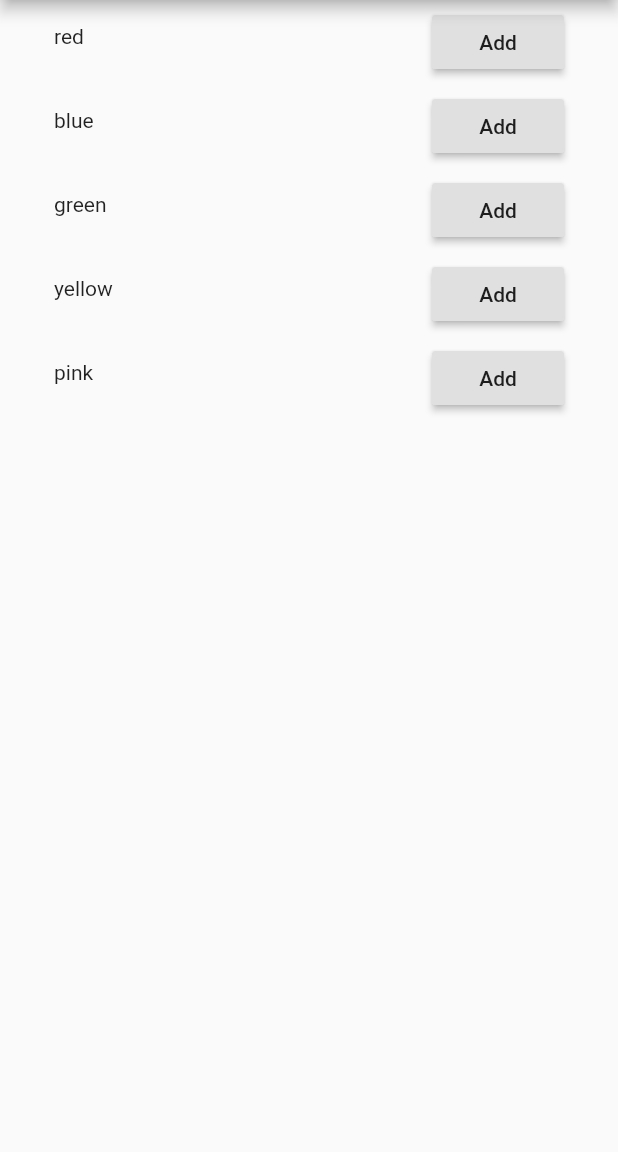
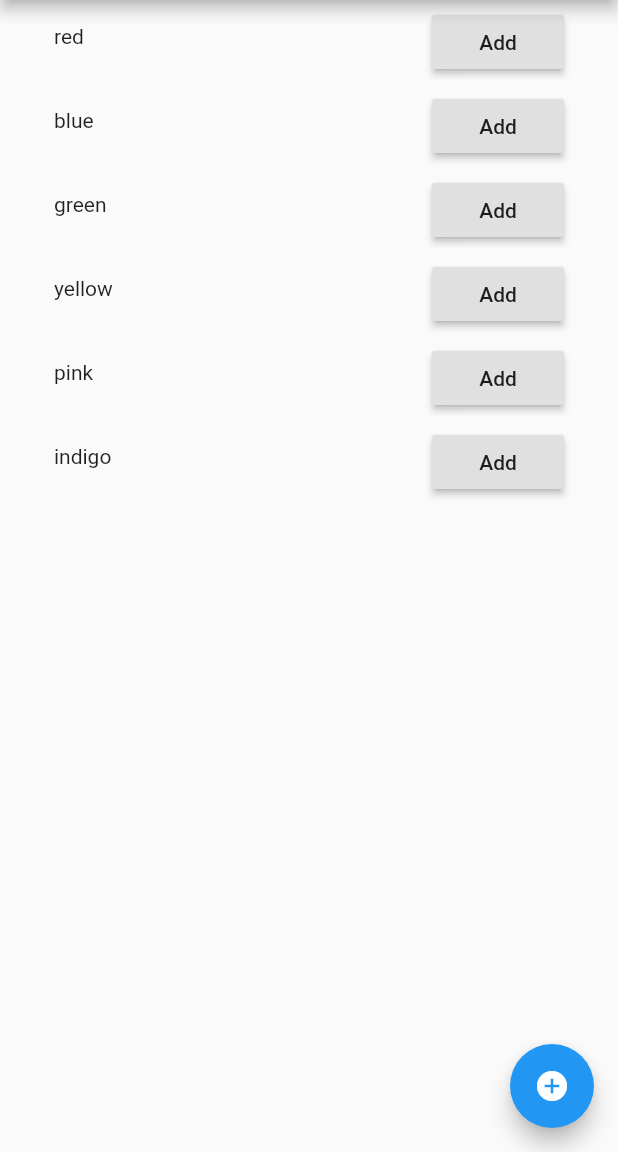
Before and after one commit to sayanmondal31/shoppinng-app, a Flutter app: the screen it shows after launch, after a tap on "Add", on a phone screen of 412 x 824 dp, the part 84-1236 px from its top. Run offline on Flutter 3.47's test engine with Material 2 defaults, Android fonts, the phone set to English and light mode, and no system bars.

Commit message:
category list updation added

```diff
--- a/lib/cartView.dart
+++ b/lib/cartView.dart
@@ -14,7 +14,7 @@ class CartView extends StatelessWidget {
             final catelog = mycart.items[index];
             return CartTile(
               button: () {
-                Provider.of<MyCart>(context,listen: false).add(catelog.text);
+                Provider.of<MyCart>(context,listen: false).addtocart(catelog.text);
               },
               text: catelog.text,
             );
--- a/lib/model/mycart.dart
+++ b/lib/model/mycart.dart
@@ -12,6 +12,7 @@ class MyCart extends ChangeNotifier{
     Item(text: 'green' ),
     Item(text: 'yellow' ),
     Item(text: 'pink'),
+    Item(text: 'indigo')
   ];
 
   List<Item> _cartitem = [];
@@ -26,7 +27,7 @@ class MyCart extends ChangeNotifier{
   int get totalPrice => _item.length * 42;
 
   //now add item to new cart
-  void add(String addeditem){
+  void addtocart(String addeditem){
     final cartitem = Item(text:addeditem);
     _cartitem.add(cartitem);
     notifyListeners();
@@ -38,4 +39,9 @@ class MyCart extends ChangeNotifier{
     notifyListeners();
   }
 
+   void addtocategory(String addeditem){
+    final categoryitem = Item(text:addeditem);
+    _item.add(categoryitem);
+    notifyListeners();
+  }
 }
--- a/lib/myCatelog.dart
+++ b/lib/myCatelog.dart
@@ -1,4 +1,4 @@
-
+import 'package:advancedtest/addCategory.dart';
 import 'package:advancedtest/model/item.dart';
 import 'package:advancedtest/model/mycart.dart';
 import 'package:advancedtest/mycartpage.dart';
@@ -8,10 +8,18 @@ import 'package:provider/provider.dart';
 import 'cartView.dart';
 
 class MyCatelog extends StatelessWidget {
-
   @override
   Widget build(BuildContext context) {
     return Scaffold(
+      floatingActionButton: FloatingActionButton(
+        onPressed: (){
+          showModalBottomSheet(context: context, builder: (context)=>AddCategory());
+        },
+        tooltip: "add new data",
+        child: Icon(
+          Icons.add_circle,
+        ),foregroundColor: Colors.blueAccent[600],
+      ),
       appBar: AppBar(
         title: Text("shopping"),
         actions: <Widget>[
```
Also changed, not shown: lib/addCategory.dart (added, +66 -0 lines), lib/mycartpage.dart (+34 -1 lines).
